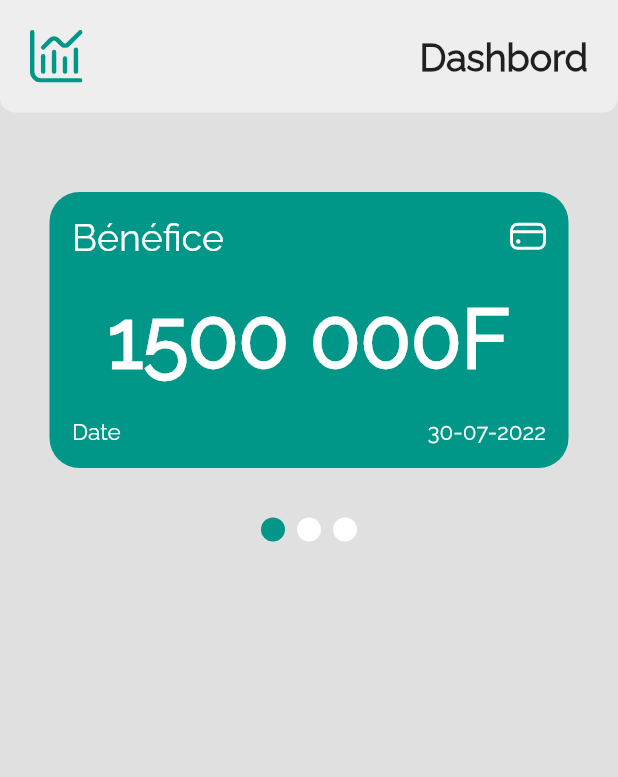
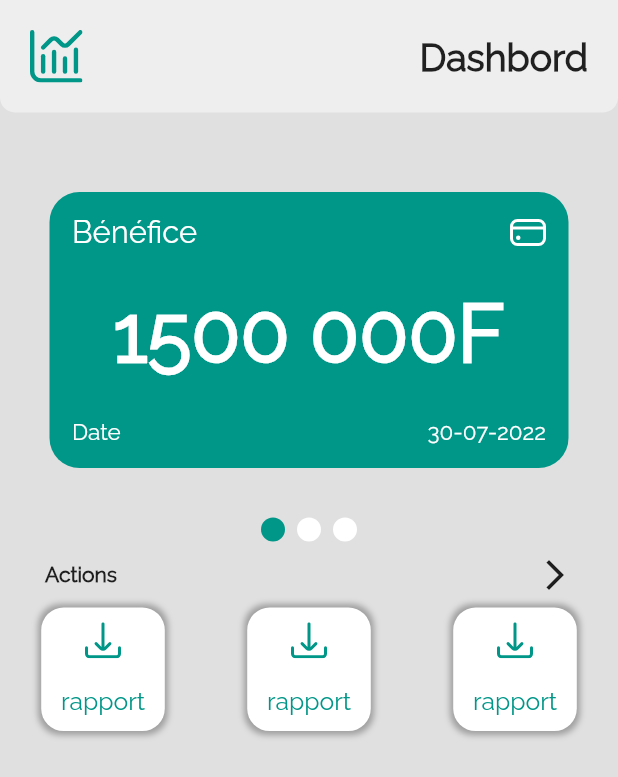
Before and after one commit to Jumeaux07/app_paradisias, a Flutter app: the HomeScreen screen opened directly, on a phone screen of 412 x 824 dp. Shown: the top 777 px of the screen. Run offline on Flutter 3.47's test engine with Material 2 defaults, Android fonts, the light colour scheme and no system bars; drawn by our look-alikes of smooth_page_indicator; our stand-ins replace flutter_svg, shared_preferences; accounts and stored records are empty.

Commit message:
Menu Btn

```diff
--- a/lib/components/card.dart
+++ b/lib/components/card.dart
@@ -7,9 +7,10 @@ class CardApp extends StatelessWidget {
   final String montant;
   final String date;
   final Color color;
-  const CardApp({ Key? key, required this.title, required this.icon, required this.montant, required this.date, required this.color }) : super(key: key);
+   CardApp({ Key? key, required this.title, required this.icon, required this.montant, required this.date, required this.color }) : super(key: key);
   @override
   Widget build(BuildContext context) {
+  Size size = MediaQuery.of(context).size;
     return Padding(
       padding: const EdgeInsets.all(8.0),
       child: Container(
@@ -24,14 +25,14 @@ class CardApp extends StatelessWidget {
                     Row(
                       mainAxisAlignment: MainAxisAlignment.spaceBetween,
                       children: [
-                        Text(this.title, style: TextStyle(color: Colors.white, fontSize: 25),),
+                        Text(this.title, style: TextStyle(color: Colors.white, fontSize: size.width*0.05),),
                         SvgPicture.asset(this.icon, color: Colors.white,),
                       ],
                     ),
                     Text(this.montant,
                       style: TextStyle(
                         color: Colors.white,
-                        fontSize: 55,
+                        fontSize: size.width * 0.13,
                         fontWeight: FontWeight.bold
                       ),
                     ),
--- /dev/null
+++ b/lib/components/menu_btn.dart
@@ -0,0 +1,37 @@
+import 'package:app_paradisias/constant.dart';
+import 'package:flutter/material.dart';
+import 'package:flutter_svg/flutter_svg.dart';
+
+class MenuBtn extends StatelessWidget {
+  final String title;
+  final String icon;
+  const MenuBtn({ Key? key, required this.title, required this.icon }) : super(key: key);
+
+  @override
+  Widget build(BuildContext context) {
+    Size size = MediaQuery.of(context).size;
+    return  Container(
+                // padding: EdgeInsets.all(10),
+                width: size.width*0.2,
+                height: size.width*0.2,
+                decoration:BoxDecoration(
+                  borderRadius: BorderRadius.circular(15),
+                  color: Colors.white,
+                  boxShadow:[
+                    BoxShadow(
+                      color: Colors.grey.shade500,
+                      // offset: Offset(0, 2),
+                      spreadRadius: 2,
+                      blurRadius: 3,
+                  )]
+                ),
+                child: Column(
+                  mainAxisAlignment: MainAxisAlignment.spaceAround,
+                  children: [
+                    SvgPicture.asset(this.icon, color: Colors.teal,),
+                    Text(this.title, style: TextStyle(fontSize: size.width*0.04, color:Colors.teal),)
+                  ],
+                ),
+              );
+  }
+}
--- a/lib/constant.dart
+++ b/lib/constant.dart
@@ -1,4 +1,5 @@
 // --------------------STRING-------------------
+
 
 const baseUrl = 'https://paradisias-api.herokuapp.com/';
 const auth = 'auth/';
@@ -14,3 +15,5 @@ const maison_icon = 'asset/icons/maison.svg';
 const delete_icon = "asset/icons/poubelle.svg";
 const reglage_icon = "asset/icons/reglages.svg";
 const telecharger_icon = "asset/icons/telecharger.svg";
+
+// --------------------SIZE-------------------
--- a/lib/screen/home_screen.dart
+++ b/lib/screen/home_screen.dart
@@ -2,11 +2,12 @@ import 'dart:convert';
 
 import 'package:app_paradisias/components/app_bar.dart';
 import 'package:app_paradisias/components/card.dart';
+import 'package:app_paradisias/components/menu_btn.dart';
 import 'package:app_paradisias/constant.dart';
 import 'package:app_paradisias/model/user_model.dart';
 import 'package:flutter/material.dart';
+import 'package:flutter_svg/flutter_svg.dart';
 import 'package:shared_preferences/shared_preferences.dart';
-import 'package:flutter_svg/flutter_svg.dart';
 import 'package:intl/intl.dart';
 import 'package:smooth_page_indicator/smooth_page_indicator.dart';
 
@@ -68,8 +69,28 @@ class _HomeScreenState extends State<HomeScreen> {
             controller: _controller,
             count: 3,
             effect: JumpingDotEffect(dotColor: Colors.white,activeDotColor: Colors.teal),
+          ),
+          SizedBox(height: 10,),
+          //Button d'autres actions
+          Padding(
+            padding: const EdgeInsets.symmetric(horizontal: 30),
+            child: Row(
+              mainAxisAlignment: MainAxisAlignment.spaceBetween,
+              children: [
+                Text("Actions", style: TextStyle(fontWeight: FontWeight.bold),),
+                Icon(Icons.arrow_forward_ios)
+              ],
+            ),
+          ),
+          SizedBox(height:10),
+          Row(
+            mainAxisAlignment: MainAxisAlignment.spaceAround,
+            children: [
+              MenuBtn(title: "rapport", icon: telecharger_icon,),
+              MenuBtn(title: "rapport", icon: telecharger_icon,),
+              MenuBtn(title: "rapport", icon: telecharger_icon,),
+            ],
           )
-          //Button d'autres actions
 
           //Statistique des reservation
         ],),
```
Also changed, not shown: lib/main.dart (+5 -4 lines).
